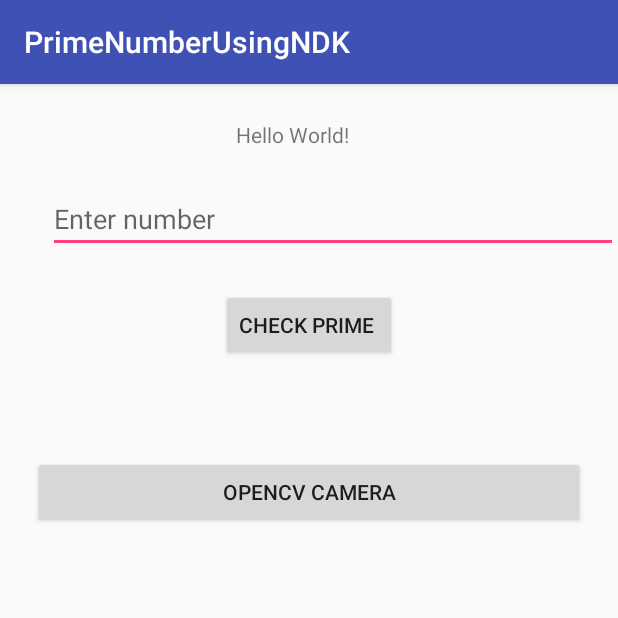
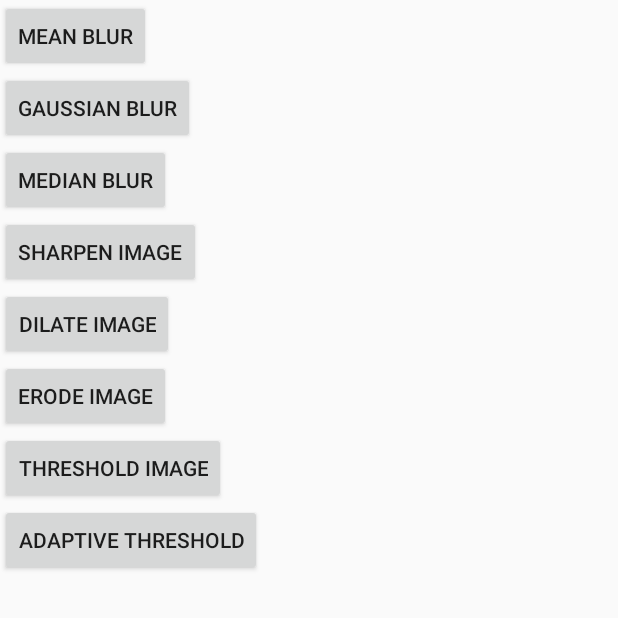
Before and after one commit to NavalKishor/PrimeNumberUsingNdk, an Android app: the screen it shows after launch (MainActivity before the commit, HomeActivity after it), on a phone screen of 412 x 824 dp, the top half of it. Run offline under Robolectric (Android 15) with nearby library versions, the phone set to English and light mode, and no system bars; our stand-ins replace ButterKnife.

Commit message:
OpenCV Project Linear Filter- menu blur,Gaussian blur,median blur,custom or Sharpen blur,Morphological operation- Dilation and erosion,Threshold- Binary and adaptive

```diff
--- /dev/null
+++ b/app/src/main/java/opencv/naval/show/HomeActivity.java
@@ -0,0 +1,94 @@
+package opencv.naval.show;
+
+import android.content.Intent;
+import android.support.v7.app.AppCompatActivity;
+import android.os.Bundle;
+import android.view.View;
+import android.widget.Button;
+
+import butterknife.BindView;
+import butterknife.ButterKnife;
+import primeno.naval.com.primenumberusingndk.R;
+
+public class HomeActivity extends AppCompatActivity
+{
+
+    public static final int MEAN_BLUR = 1;
+    public static final int GAUSSIAN_BLUR = 2;
+    public static final int MEDIAN_BLUR = 3;
+    public static final int SHARPEN = 4;
+    public static final int DILATE = 5;
+    public static final int ERODE = 6;
+    public static final int THRESHOLD = 7;
+    public static final int ADAPTIVE_THRESHOLD = 8;
+
+    @BindView(R.id.bMean)
+    Button bMean;
+    @BindView(R.id.bGaussian)
+    Button bGaussian;
+    @BindView(R.id.bMedian)
+    Button  bMedian;
+    @BindView(R.id.bSharpen)
+    Button  bSharpen;
+    @BindView(R.id.bDilate)
+    Button  bDilate;
+    @BindView(R.id.bErode)
+    Button  bErode;
+    @BindView(R.id.bThreshold)
+    Button  bThreshold;
+    @BindView(R.id.bAdaptiveThreshold)
+    Button  bAdaptiveThreshold;
+    @Override
+    protected void onCreate(Bundle savedInstanceState)
+    {
+        super.onCreate(savedInstanceState);
+        setContentView(R.layout.activity_home);
+        ButterKnife.bind(this);
+        bMean.setOnClickListener(onClickListener);
+        bGaussian.setOnClickListener(onClickListener);
+        bMedian.setOnClickListener(onClickListener);
+        bSharpen.setOnClickListener(onClickListener);
+        bDilate.setOnClickListener(onClickListener);
+        bErode.setOnClickListener(onClickListener);
+        bThreshold.setOnClickListener(onClickListener);
+        bAdaptiveThreshold.setOnClickListener(onClickListener);
+    }
+
+
+    View.OnClickListener onClickListener= new View.OnClickListener() {
+    @Override
+    public void onClick(View v) {
+        int mode=-1;
+        switch(v.getId()){
+            case R.id.bMean:
+                mode=MEAN_BLUR;
+                break;
+            case R.id.bGaussian :
+                mode=GAUSSIAN_BLUR;
+                break;
+                case R.id.bMedian :
+                    mode=MEDIAN_BLUR;
+                break;
+                case R.id.bSharpen :
+                    mode=SHARPEN;
+                break;
+                case R.id.bDilate :
+                    mode=DILATE;
+                break;
+                case R.id.bErode :
+                    mode=ERODE;
+                break;
+                case R.id.bThreshold :
+                    mode=THRESHOLD;
+                break;
+                case R.id.bAdaptiveThreshold :
+                    mode=ADAPTIVE_THRESHOLD;
+                break;
+
+        }
+        Intent i = new Intent(getApplicationContext(), ImagesActivity.class);
+        i.putExtra("ACTION_MODE", mode);
+        startActivity(i);
+    }
+};
+}
--- /dev/null
+++ b/app/src/main/res/layout/activity_home.xml
@@ -0,0 +1,66 @@
+<?xml version="1.0" encoding="utf-8"?>
+<ScrollView
+    xmlns:android="http://schemas.android.com/apk/res/android"
+    android:layout_width="match_parent"
+    xmlns:app="http://schemas.android.com/apk/res-auto"
+    xmlns:tools="http://schemas.android.com/tools"
+    tools:context="opencv.naval.show.HomeActivity"
+    android:layout_height="match_parent" >
+<LinearLayout
+
+
+
+    android:layout_width="match_parent"
+    android:layout_height="match_parent"
+    android:orientation="vertical"
+   >
+    <Button
+        android:id="@+id/bMean"
+        android:layout_height="wrap_content"
+        android:layout_width="wrap_content"
+        android:text="Mean Blur" />
+
+    <Button
+        android:id="@+id/bGaussian"
+        android:layout_height="wrap_content"
+        android:layout_width="wrap_content"
+        android:text="Gaussian Blur" />
+
+    <Button
+        android:id="@+id/bMedian"
+        android:layout_height="wrap_content"
+        android:layout_width="wrap_content"
+        android:text="Median Blur" />
+
+    <Button
+        android:id="@+id/bSharpen"
+        android:layout_height="wrap_content"
+        android:layout_width="wrap_content"
+        android:text="Sharpen Image" />
+
+    <Button
+        android:id="@+id/bDilate"
+        android:layout_height="wrap_content"
+        android:layout_width="wrap_content"
+        android:text="Dilate Image" />
+
+    <Button
+        android:id="@+id/bErode"
+        android:layout_height="wrap_content"
+        android:layout_width="wrap_content"
+        android:text="Erode Image" />
+
+    <Button
+        android:id="@+id/bThreshold"
+        android:layout_height="wrap_content"
+        android:layout_width="wrap_content"
+        android:text="Threshold Image" />
+
+    <Button
+        android:id="@+id/bAdaptiveThreshold"
+        android:layout_height="wrap_content"
+        android:layout_width="wrap_content"
+        android:text="Adaptive Threshold" />
+
+</LinearLayout >
+</ScrollView>
```
Also changed, not shown: app/src/main/AndroidManifest.xml (+12 -0 lines), app/src/main/java/opencv/naval/show/ImagesActivity.java (added, +179 -0 lines), app/src/main/res/layout/activity_images.xml (added, +22 -0 lines), app/src/main/res/menu/menu_main.xml (added, +7 -0 lines), app/src/main/res/values/strings.xml (+10 -0 lines).
